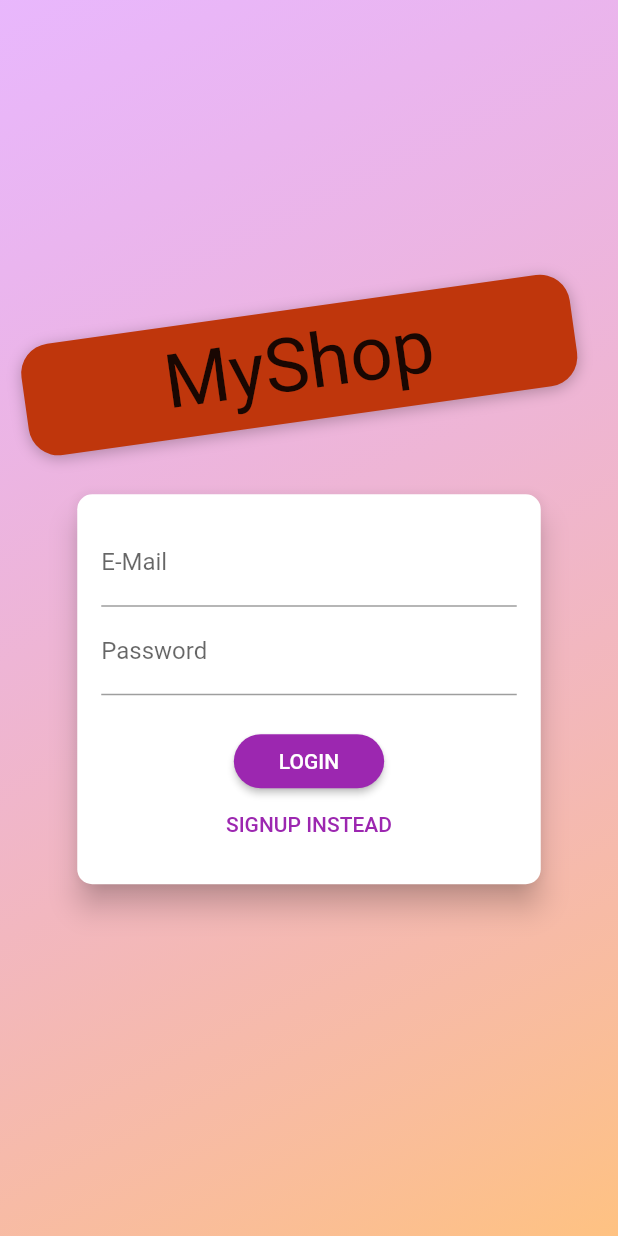
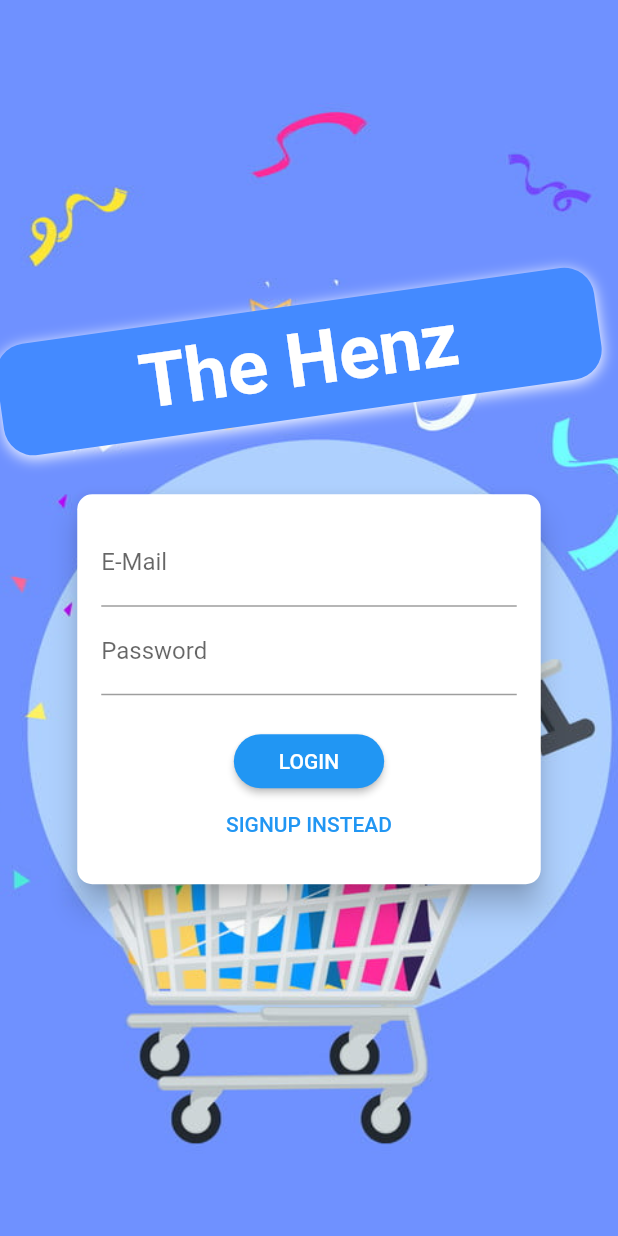
Before and after one commit to krishnajio/myshopappflutter, a Flutter app: the screen it shows after launch, on a phone screen of 412 x 824 dp. Run offline on Flutter 3.47's test engine with Material 2 defaults, Android fonts, the phone set to English and light mode, and no system bars; Roboto replaces fonts that are missing (Anton).

Commit message:
cjahged foir production

```diff
--- a/lib/main.dart
+++ b/lib/main.dart
@@ -33,14 +33,14 @@ class MyApp extends StatelessWidget {
         ),
         ChangeNotifierProvider(create: (context) => Cart()),
         ChangeNotifierProxyProvider<Auth,Orders>(
-          update: (ctx,auth,previoudOrders)=>Orders(auth.token,previoudOrders == null ? [] : previoudOrders.orders),
+          update: (ctx,auth,previoudOrders)=>Orders(auth.token, auth.userId,previoudOrders == null ? [] : previoudOrders.orders),
         ),
       ],
       child: Consumer<Auth>(
         builder: (ctx, authData, _) => MaterialApp(
           theme: ThemeData(
-            primarySwatch: Colors.purple,
-            accentColor: Colors.amber,
+            primarySwatch: Colors.blue,
+            accentColor: Colors.white,
           ),
           // home: ProductOverviewScreen(),
           home: authData.isAuth ? ProductOverviewScreen() : AuthScreen(),
--- a/lib/provider/orders.dart
+++ b/lib/provider/orders.dart
@@ -20,8 +20,9 @@ class Orders with ChangeNotifier {
   List<OrderItem> _orders = [];
 
   final String token;
+  final String userId;
 
-  Orders(this.token,this._orders);
+  Orders(this.token, this.userId, this._orders);
 
   List<OrderItem> get orders {
     return [..._orders];
@@ -29,7 +30,7 @@ class Orders with ChangeNotifier {
 
   Future<void> fetchAndSetOrders()  async {
     try{
-      final url = 'https://myshopapp-1caec.firebaseio.com/orders.json?auth=$token';
+      final url = 'https://myshopapp-1caec.firebaseio.com/orders/$userId.json?auth=$token';
       final response = await http.get(url);
       final List<OrderItem> loadedOrders = [];
       final extractedData = json.decode(response.body) as Map<String, dynamic>;
@@ -69,7 +70,7 @@ class Orders with ChangeNotifier {
     final timeStamp = DateTime.now();
 
     try {
-      const url = 'https://myshopapp-1caec.firebaseio.com/orders.json';
+      final url = 'https://myshopapp-1caec.firebaseio.com/orders/$userId.json?auth=$token';
       final response = await http.post(url, body: json.encode({
         'amount' : total,
         'daetime' : timeStamp.toIso8601String(),
--- a/lib/screens/auth_screen.dart
+++ b/lib/screens/auth_screen.dart
@@ -20,15 +20,19 @@ class AuthScreen extends StatelessWidget {
         children: <Widget>[
           Container(
             decoration: BoxDecoration(
-              gradient: LinearGradient(
-                colors: [
-                  Color.fromRGBO(215, 117, 255, 1).withOpacity(0.5),
-                  Color.fromRGBO(255, 188, 117, 1).withOpacity(0.9),
-                ],
-                begin: Alignment.topLeft,
-                end: Alignment.bottomRight,
-                stops: [0, 1],
-              ),
+//              gradient: LinearGradient(
+//               colors: [
+//                  Color.fromRGBO(215, 117, 255, 1).withOpacity(0.5),
+//                  Color.fromRGBO(255, 188, 117, 1).withOpacity(0.9),
+//                ],
+//
+//                begin: Alignment.topLeft,
+//                end: Alignment.bottomRight,
+//                stops: [0, 1],
+//              ),
+              image: DecorationImage(
+                  image: AssetImage('assetes/images/bgimg1.jpg'), fit: BoxFit.cover
+              )
             ),
           ),
           SingleChildScrollView(
@@ -49,22 +53,22 @@ class AuthScreen extends StatelessWidget {
                       // ..translate(-10.0),
                       decoration: BoxDecoration(
                         borderRadius: BorderRadius.circular(20),
-                        color: Colors.deepOrange.shade900,
+                        color: Colors.blueAccent,
                         boxShadow: [
                           BoxShadow(
                             blurRadius: 8,
-                            color: Colors.black26,
+                            color: Colors.white,
                             offset: Offset(0, 2),
                           )
                         ],
                       ),
                       child: Text(
-                        'MyShop',
+                        'The Henz',
                         style: TextStyle(
-                          color: Theme.of(context).accentTextTheme.title.color,
+                          color: Colors.white,
                           fontSize: 50,
                           fontFamily: 'Anton',
-                          fontWeight: FontWeight.normal,
+                          fontWeight: FontWeight.bold,
                         ),
                       ),
                     ),
@@ -180,6 +184,7 @@ class _AuthCardState extends State<AuthCard> {
       ),
       elevation: 8.0,
       child: Container(
+
         height: _authMode == AuthMode.Signup ? 320 : 260,
         constraints:
             BoxConstraints(minHeight: _authMode == AuthMode.Signup ? 320 : 260),
@@ -188,7 +193,7 @@ class _AuthCardState extends State<AuthCard> {
         child: Form(
           key: _formKey,
           child: SingleChildScrollView(
-            child: Column(
+             child: Column(
               children: <Widget>[
                 TextFormField(
                   decoration: InputDecoration(labelText: 'E-Mail'),
--- a/lib/screens/orders_screen.dart
+++ b/lib/screens/orders_screen.dart
@@ -18,7 +18,7 @@ class OrdersScreen extends StatelessWidget {
           future: Provider.of<Orders>(context,listen: false).fetchAndSetOrders(),
           builder: (ctx,dataSnapshot){
             if (dataSnapshot.connectionState == ConnectionState.waiting) {
-              return Center(child: CircularProgressIndicator());
+              return Center(child: CircularProgressIndicator(),);
             }
             else{
               if(dataSnapshot.error!= null)
--- a/lib/widgets/badge.dart
+++ b/lib/widgets/badge.dart
@@ -36,7 +36,8 @@ class Badge extends StatelessWidget {
               value,
               textAlign: TextAlign.center,
               style: TextStyle(
-                fontSize: 10,
+                fontSize: 15,
+                color: Colors.black
               ),
             ),
           ),
```
Also changed, not shown: pubspec.yaml (+11 -3 lines), assetes/images/bgimg.jpg (added), assetes/images/bgimg1.jpg (added), dev_assetes/henz.png (added), pubspec.lock, 34 other files.
